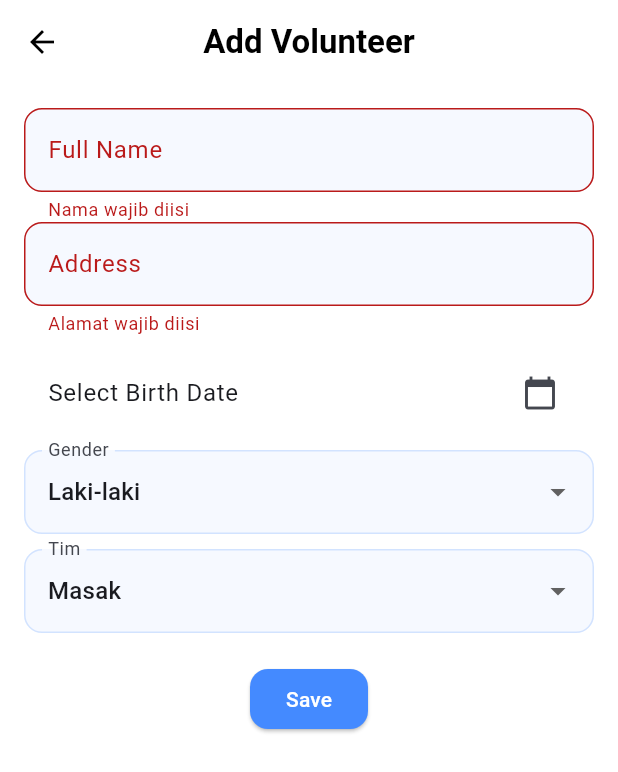
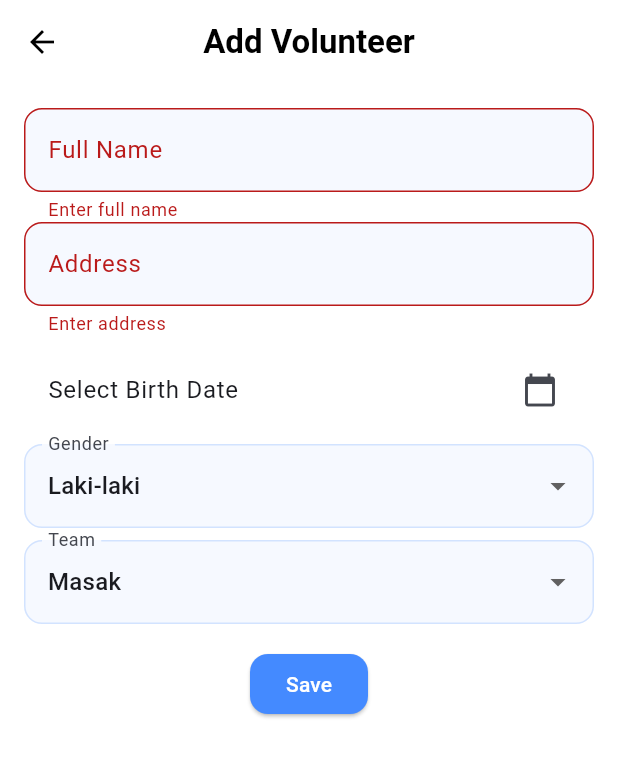
Before and after one commit to hanafiprasyah/mbgtd, a Flutter app: the VolunteerFormPage screen opened by its route, after a tap on "Save", on a phone screen of 412 x 824 dp. Shown: the top 772 px of the screen. Run offline on Flutter 3.47's test engine with Material 3 defaults, Android fonts, the phone set to English and light mode, and no system bars; our stand-ins replace audioplayers, cloud_firestore, equatable, firebase_auth, firebase_core, flutter_bloc and 5 more; missing offline and left inert: flutter_platform_alert, image_gallery_saver_plus, mobile_scanner; accounts and stored records are empty.

Commit message:
fix: Minor issue and minor adjustment

```diff
--- a/lib/core/services/permission_service.dart
+++ b/lib/core/services/permission_service.dart
@@ -1,7 +1,7 @@
 import 'package:permission_handler/permission_handler.dart';
 
 class PermissionService {
-  /// Camera (untuk QR Scanner)
+  /// Camera (for QR Scanner)
   static Future<bool> requestCamera() async {
     final status = await Permission.camera.status;
 
@@ -18,7 +18,7 @@ class PermissionService {
     return false;
   }
 
-  /// Storage / Photos (untuk save QR)
+  /// Storage / Photos (for save QR)
   static Future<bool> requestGallery() async {
     final status = await Permission.photos.status;
 
--- a/lib/features/attendance/presentation/pages/payroll_page.dart
+++ b/lib/features/attendance/presentation/pages/payroll_page.dart
@@ -1,5 +1,6 @@
 import 'package:flutter/material.dart';
 import 'package:cloud_firestore/cloud_firestore.dart';
+import 'package:mbg_test/core/helper/design_system.dart';
 
 const Map<String, int> salaryPerTim = {
   'masak': 145000,
@@ -76,14 +77,17 @@ class PayrollPage extends StatelessWidget {
               final item = data.values.elementAt(index);
 
               return Card(
-                margin: const EdgeInsets.symmetric(horizontal: 12, vertical: 6),
+                margin: const EdgeInsets.symmetric(
+                  horizontal: AppSpacing.md,
+                  vertical: AppSpacing.sm,
+                ),
                 child: ListTile(
                   title: Text(item['nama']),
                   subtitle: Text(
-                    'Tim: ${item['tim']} • Hadir: ${item['totalScan']}x',
+                    'Team: ${item['tim']} • Presence: ${item['totalScan']}x',
                   ),
                   trailing: Text(
-                    'Rp ${item['totalGaji']}',
+                    'Rp. ${item['totalGaji']}',
                     style: const TextStyle(fontWeight: FontWeight.bold),
                   ),
                 ),
--- a/lib/features/volunteer/presentation/pages/volunteer_form_page.dart
+++ b/lib/features/volunteer/presentation/pages/volunteer_form_page.dart
@@ -5,6 +5,7 @@ import '../../bloc/volunteer_bloc.dart';
 import '../../bloc/volunteer_event.dart';
 import '../../bloc/volunteer_state.dart';
 import '../../data/models/volunteer_model.dart';
+import 'package:mbg_test/core/helper/design_system.dart';
 
 class VolunteerFormPage extends StatefulWidget {
   const VolunteerFormPage({super.key});
@@ -57,9 +58,9 @@ class _VolunteerFormPageState extends State<VolunteerFormPage> {
     if (!_formKey.currentState!.validate()) return;
 
     if (selectedDate == null) {
-      ScaffoldMessenger.of(context).showSnackBar(
-        const SnackBar(content: Text('Tanggal lahir wajib dipilih')),
-      );
+      ScaffoldMessenger.of(
+        context,
+      ).showSnackBar(const SnackBar(content: Text('Choose birth date!')));
       return;
     }
 
@@ -91,9 +92,9 @@ class _VolunteerFormPageState extends State<VolunteerFormPage> {
       body: BlocConsumer<VolunteerBloc, VolunteerState>(
         listener: (context, state) {
           if (state is VolunteerSuccess) {
-            ScaffoldMessenger.of(context).showSnackBar(
-              const SnackBar(content: Text('Berhasil menyimpan data')),
-            );
+            ScaffoldMessenger.of(
+              context,
+            ).showSnackBar(const SnackBar(content: Text('Saved successfully')));
 
             Navigator.pushReplacementNamed(
               context,
@@ -114,7 +115,7 @@ class _VolunteerFormPageState extends State<VolunteerFormPage> {
           return Stack(
             children: [
               SingleChildScrollView(
-                padding: const EdgeInsets.all(16),
+                padding: const EdgeInsets.all(AppSpacing.md),
                 child: Form(
                   key: _formKey,
                   child: Column(
@@ -125,7 +126,7 @@ class _VolunteerFormPageState extends State<VolunteerFormPage> {
                           labelText: 'Full Name',
                         ),
                         validator: (value) => value == null || value.isEmpty
-                            ? 'Nama wajib diisi'
+                            ? 'Enter full name'
                             : null,
                       ),
 
@@ -133,11 +134,11 @@ class _VolunteerFormPageState extends State<VolunteerFormPage> {
                         controller: alamatController,
                         decoration: const InputDecoration(labelText: 'Address'),
                         validator: (value) => value == null || value.isEmpty
-                            ? 'Alamat wajib diisi'
+                            ? 'Enter address'
                             : null,
                       ),
 
-                      const SizedBox(height: 10),
+                      const SizedBox(height: AppSpacing.sm),
 
                       ListTile(
                         title: Text(
@@ -149,7 +150,7 @@ class _VolunteerFormPageState extends State<VolunteerFormPage> {
                         onTap: pickDate,
                       ),
 
-                      const SizedBox(height: 10),
+                      const SizedBox(height: AppSpacing.sm),
 
                       DropdownButtonFormField<String>(
                         initialValue: gender,
@@ -162,7 +163,7 @@ class _VolunteerFormPageState extends State<VolunteerFormPage> {
                         decoration: const InputDecoration(labelText: 'Gender'),
                       ),
 
-                      const SizedBox(height: 10),
+                      const SizedBox(height: AppSpacing.sm),
 
                       DropdownButtonFormField<String>(
                         initialValue: tim,
@@ -184,10 +185,10 @@ class _VolunteerFormPageState extends State<VolunteerFormPage> {
                                 )
                                 .toList(),
                         onChanged: (val) => setState(() => tim = val!),
-                        decoration: const InputDecoration(labelText: 'Tim'),
+                        decoration: const InputDecoration(labelText: 'Team'),
                       ),
 
-                      const SizedBox(height: 20),
+                      const SizedBox(height: AppSpacing.md),
 
                       ElevatedButton(
                         onPressed: isLoading ? null : save,
--- a/lib/features/volunteer/presentation/pages/volunteer_list_page.dart
+++ b/lib/features/volunteer/presentation/pages/volunteer_list_page.dart
@@ -36,7 +36,7 @@ class _VolunteerListPageState extends State<VolunteerListPage> {
               child: TextField(
                 controller: searchController,
                 decoration: InputDecoration(
-                  hintText: 'Cari relawan...',
+                  hintText: 'Search...',
                   prefixIcon: const Icon(Icons.search),
                   suffixIcon: isSearching
                       ? const Padding(
@@ -98,7 +98,7 @@ class _VolunteerListPageState extends State<VolunteerListPage> {
                   child: DropdownButtonFormField<String>(
                     isExpanded: true,
                     initialValue: selectedTim,
-                    hint: const Text('Filter Tim'),
+                    hint: const Text('Filter by Team'),
                     items: const [
                       DropdownMenuItem(
                         value: 'Persiapan',
@@ -146,7 +146,7 @@ class _VolunteerListPageState extends State<VolunteerListPage> {
                   child: DropdownButtonFormField<String>(
                     isExpanded: true,
                     initialValue: selectedGender,
-                    hint: const Text('Filter Gender'),
+                    hint: const Text('Filter by Gender'),
                     items: const [
                       DropdownMenuItem(
                         value: 'Laki-laki',
@@ -202,7 +202,7 @@ class _VolunteerListPageState extends State<VolunteerListPage> {
                   return const Center(child: CircularProgressIndicator());
                 } else if (state is VolunteerLoaded) {
                   if (state.volunteer.isEmpty) {
-                    return const Center(child: Text('Tidak ada data relawan'));
+                    return const Center(child: Text('No volunteer found'));
                   }
 
                   return ListView.builder(
```
Also changed, not shown: lib/features/attendance/presentation/pages/scanner_page.dart (+4 -3 lines), lib/features/volunteer/presentation/pages/volunteer_detail_page.dart (+13 -10 lines), lib/features/volunteer/presentation/widgets/volunteer_form.dart (deleted).
